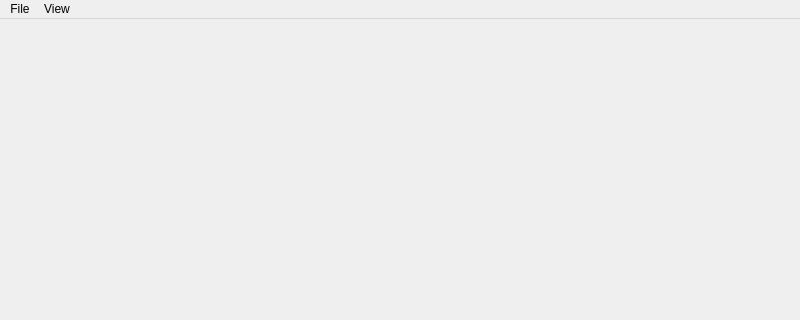
Old version of the form HelloWorld/qt/mainwindow.ui in the repository ascetic85/quick-cocos2d-x-20130509; both pictures show x 0 to 800 and y 0 to 320 of the 800 by 600 pixel window.
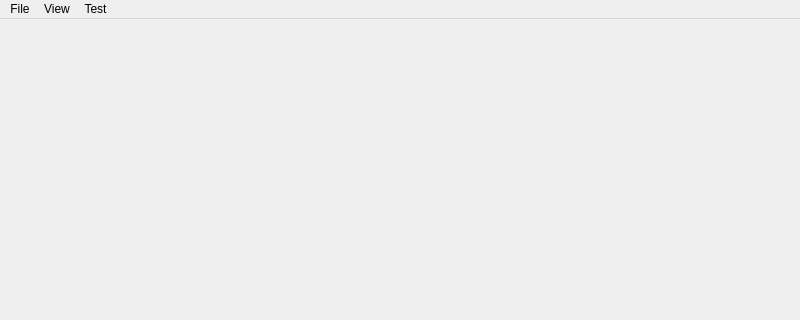
New version of the form.

Commit message: [new] add texture when click QtMenu Demo

The edit to the form file:
```diff
--- a/HelloWorld/qt/mainwindow.ui
+++ b/HelloWorld/qt/mainwindow.ui
@@ -36,8 +36,15 @@
     <addaction name="actionIPhone_4_640x960"/>
     <addaction name="actionIPhone_5_640x1136"/>
    </widget>
+   <widget class="QMenu" name="menuTest">
+    <property name="title">
+     <string>Test</string>
+    </property>
+    <addaction name="actionXo"/>
+   </widget>
    <addaction name="menuFile"/>
    <addaction name="menuHxW"/>
+   <addaction name="menuTest"/>
   </widget>
   <widget class="QStatusBar" name="statusbar"/>
   <action name="actionIPhone_3G_3Gs_320x480">
```
Left out of the diff: 5 changed lines with no effect on the pictures. The commit also changes 4 other files.
